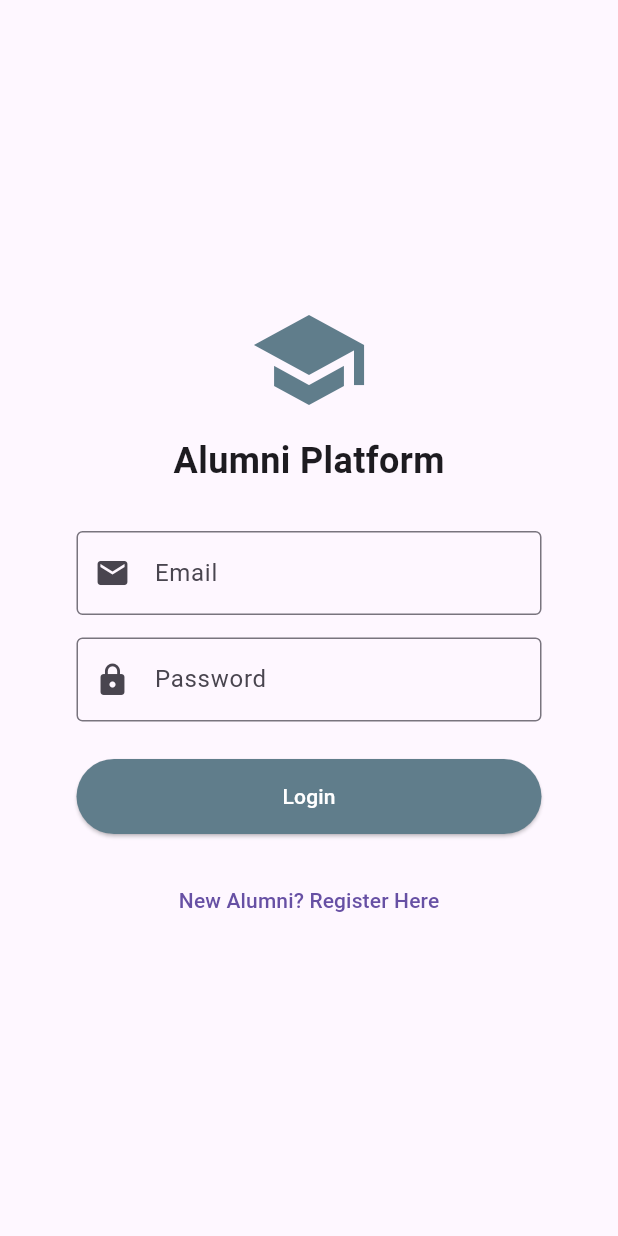
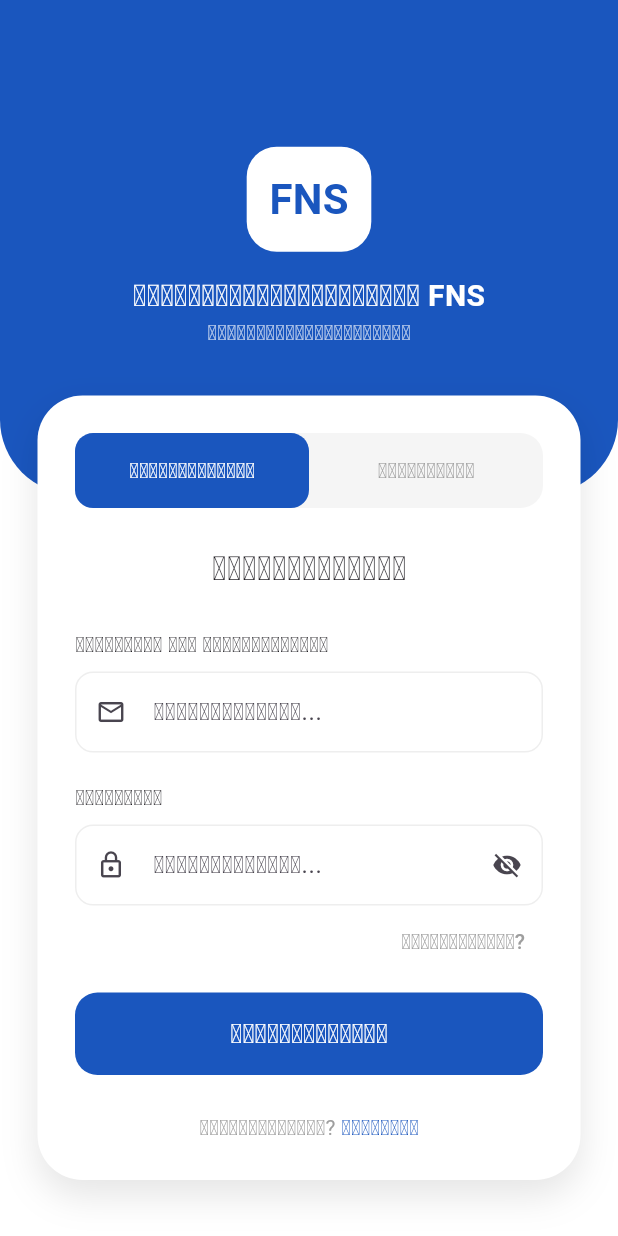
Before and after one commit to GanZ-NNN/alumni-platform-fullstack, a Flutter app: the screen it shows after launch, on a phone screen of 412 x 824 dp. Run offline on Flutter 3.47's test engine with Material 3 defaults, Android fonts, the phone set to English and light mode, and no system bars; our stand-ins replace image_picker; accounts and stored records are empty.

Commit message:
fix for eun in emulator

```diff
--- a/frontend/alumni_platform/lib/screens/auth/login_screen.dart
+++ b/frontend/alumni_platform/lib/screens/auth/login_screen.dart
@@ -1,9 +1,8 @@
-// lib/screens/auth/login_screen.dart
-import 'package:alumni_platform/screens/auth/register_screen.dart';
 import 'package:flutter/material.dart';
 import '../../services/auth_service.dart';
 import '../admin/admin_dashboard.dart';
 import '../alumni/home_screen.dart';
+import 'register_screen.dart';
 
 class LoginScreen extends StatefulWidget {
   const LoginScreen({super.key});
@@ -17,125 +16,196 @@ class _LoginScreenState extends State<LoginScreen> {
   final _passwordController = TextEditingController();
   final _authService = AuthService();
   bool _isLoading = false;
+  bool _isAlumni = true; // ຕົວແປສະຫຼັບບົດບາດ (Alumni/Admin)
+  bool _obscurePassword = true; // ປິດ/ເປີດ ຕາເບິ່ງລະຫັດ
 
   void _handleLogin() async {
-    // 1. ເຊື່ອງ Keyboard
     FocusScope.of(context).unfocus();
-
     setState(() => _isLoading = true);
 
-    // ເອີ້ນ API Login
     final user = await _authService.login(
-      _emailController.text,
-      _passwordController.text
+      _emailController.text.trim(),
+      _passwordController.text.trim(),
     );
 
     setState(() => _isLoading = false);
-
-    // 🛑 ໃສ່ບ່ອນນີ້: ກວດສອບຂໍ້ມູນຮູບພາບທີ່ໄດ້ມາຈາກ Backend 🛑
-    if (user != null) {
-      debugPrint('📸 Debug Profile Image URL: ${user.profileImageUrl}');
-    }
-
-    // 2. ລໍຖ້າໃຫ້ Keyboard ຫຸບລົງໜ້ອຍໜຶ່ງເພື່ອຄວາມປອດໄພ
-    await Future.delayed(const Duration(milliseconds: 200));
-
     if (!mounted) return;
 
     if (user != null) {
-      // --- ແຍກສິດ (Role-based Navigation) ---
+      // ກວດສອບວ່າມັນກົງກັບບົດບາດທີ່ເລືອກບໍ່ (Option)
       if (user.role == 'admin') {
-        Navigator.pushAndRemoveUntil(
-          context,
-          MaterialPageRoute(builder: (_) => AdminDashboard(adminUser: user)),
-          (route) => false,
-        );
+        Navigator.pushAndRemoveUntil(context, MaterialPageRoute(builder: (_) => AdminDashboard(adminUser: user)), (route) => false);
       } else {
         if (user.status == 'active') {
-          Navigator.pushAndRemoveUntil(
-            context,
-            MaterialPageRoute(builder: (_) => AlumniHomeScreen(currentUser: user)),
-            (route) => false,
-          );
-        } else if (user.status == 'pending') {
-          ScaffoldMessenger.of(context).showSnackBar(
-            const SnackBar(
-              content: Text('Your account is waiting for approval by Admin.'),
-              backgroundColor: Colors.orange,
-            ),
-          );
+          Navigator.pushAndRemoveUntil(context, MaterialPageRoute(builder: (_) => AlumniHomeScreen(currentUser: user)), (route) => false);
         } else {
-          ScaffoldMessenger.of(context).showSnackBar(
-            const SnackBar(
-              content: Text('Access Denied. Please contact support.'),
-              backgroundColor: Colors.red,
-            ),
-          );
+          ScaffoldMessenger.of(context).showSnackBar(const SnackBar(content: Text('ບັນຊີຂອງທ່ານລໍຖ້າການອະນຸມັດ')));
         }
       }
     } else {
-      ScaffoldMessenger.of(context).showSnackBar(
-        const SnackBar(
-          content: Text('Login failed! Please check your email and password.'),
-          backgroundColor: Colors.red,
-        ),
-      );
+      ScaffoldMessenger.of(context).showSnackBar(const SnackBar(content: Text('ອີເມວ ຫຼື ລະຫັດຜ່ານບໍ່ຖືກຕ້ອງ'), backgroundColor: Colors.red));
     }
   }
 
   @override
   Widget build(BuildContext context) {
     return Scaffold(
-      body: Center(
-        child: Container(
-          width: 350,
-          padding: const EdgeInsets.all(20),
+      backgroundColor: Colors.white,
+      body: SingleChildScrollView(
+        child: Stack(
+          children: [
+            // 1. Blue Background Header (ສ່ວນສີຟ້າທາງເທິງ)
+            Container(
+              height: MediaQuery.of(context).size.height * 0.4,
+              width: double.infinity,
+              decoration: const BoxDecoration(
+                color: Color(0xFF1A56BE), // ສີຟ້າຕາມ Design
+                borderRadius: BorderRadius.only(
+                  bottomLeft: Radius.circular(50),
+                  bottomRight: Radius.circular(50),
+                ),
+              ),
               child: Column(
                 mainAxisAlignment: MainAxisAlignment.center,
                 children: [
-              const Icon(Icons.school, size: 80, color: Colors.blueGrey),
-              const SizedBox(height: 10),
-              const Text('Alumni Platform', style: TextStyle(fontSize: 24, fontWeight: FontWeight.bold)),
-              const SizedBox(height: 30),
-              TextField(
-                controller: _emailController,
-                decoration: const InputDecoration(
-                  labelText: 'Email',
-                  border: OutlineInputBorder(),
-                  prefixIcon: Icon(Icons.email),
+                  // Logo Container
+                  Container(
+                    padding: const EdgeInsets.all(15),
+                    decoration: BoxDecoration(color: Colors.white, borderRadius: BorderRadius.circular(20)),
+                    child: const Text('FNS', style: TextStyle(fontSize: 28, fontWeight: FontWeight.bold, color: Color(0xFF1A56BE))),
+                  ),
+                  const SizedBox(height: 15),
+                  const Text('ເຄືອຂ່າຍນັກສຶກສາເກົ່າ FNS', style: TextStyle(color: Colors.white, fontSize: 20, fontWeight: FontWeight.bold)),
+                  const Text('ຄະນະວິທະຍາສາດທຳມະຊາດ', style: TextStyle(color: Colors.white70, fontSize: 14)),
+                ],
               ),
             ),
-              const SizedBox(height: 15),
-              TextField(
-                controller: _passwordController,
-                obscureText: true,
-                decoration: const InputDecoration(
-                  labelText: 'Password',
-                  border: OutlineInputBorder(),
-                  prefixIcon: Icon(Icons.lock),
+
+            // 2. Login Card (ສ່ວນ Form ສີຂາວ)
+            Container(
+              margin: EdgeInsets.only(top: MediaQuery.of(context).size.height * 0.32, left: 25, right: 25),
+              padding: const EdgeInsets.all(25),
+              decoration: BoxDecoration(
+                color: Colors.white,
+                borderRadius: BorderRadius.circular(30),
+                boxShadow: [BoxShadow(color: Colors.black.withOpacity(0.1), blurRadius: 20, offset: const Offset(0, 10))],
+              ),
+              child: Column(
+                children: [
+                  // Role Switcher (Alumni / Admin)
+                  Container(
+                    height: 50,
+                    decoration: BoxDecoration(color: Colors.grey[100], borderRadius: BorderRadius.circular(15)),
+                    child: Row(
+                      children: [
+                        _buildRoleTab('ນັກສຶກສາເກົ່າ', _isAlumni, () => setState(() => _isAlumni = true)),
+                        _buildRoleTab('ຜູ້ຄຸ້ມຄອງ', !_isAlumni, () => setState(() => _isAlumni = false)),
+                      ],
                     ),
                   ),
                   const SizedBox(height: 25),
-              _isLoading
-                ? const CircularProgressIndicator()
-                : ElevatedButton(
-                    onPressed: _handleLogin,
+                  const Text('ເຂົ້າສູ່ລະບົບ', style: TextStyle(fontSize: 22, fontWeight: FontWeight.bold)),
+                  const SizedBox(height: 25),
+
+                  // Email Input
+                  _buildLabel('ຊື່ຜູ້ໃຊ້ ຫຼື ລະຫັດນັກສຶກສາ'),
+                  _buildTextField(_emailController, Icons.email_outlined, 'ປ້ອນຊື່ຜູ້ໃຊ້...'),
+
+                  const SizedBox(height: 20),
+
+                  // Password Input
+                  _buildLabel('ລະຫັດຜ່ານ'),
+                  _buildTextField(
+                      _passwordController,
+                      Icons.lock_outline,
+                      'ປ້ອນລະຫັດຜ່ານ...',
+                      isPassword: true,
+                      suffix: IconButton(
+                        icon: Icon(_obscurePassword ? Icons.visibility_off : Icons.visibility, size: 20),
+                        onPressed: () => setState(() => _obscurePassword = !_obscurePassword),
+                      )
+                  ),
+
+                  Align(
+                    alignment: Alignment.centerRight,
+                    child: TextButton(onPressed: () {}, child: const Text('ລືມລະຫັດຜ່ານ?', style: TextStyle(color: Colors.grey))),
+                  ),
+
+                  const SizedBox(height: 10),
+
+                  // Login Button
+                  SizedBox(
+                    width: double.infinity,
+                    height: 55,
+                    child: ElevatedButton(
+                      onPressed: _isLoading ? null : _handleLogin,
                       style: ElevatedButton.styleFrom(
-                      minimumSize: const Size(double.infinity, 50),
-                      backgroundColor: Colors.blueGrey,
-                      foregroundColor: Colors.white,
+                        backgroundColor: const Color(0xFF1A56BE),
+                        shape: RoundedRectangleBorder(borderRadius: BorderRadius.circular(15)),
+                        elevation: 0,
                       ),
-                    child: const Text('Login'),
+                      child: _isLoading
+                          ? const CircularProgressIndicator(color: Colors.white)
+                          : const Text('ເຂົ້າສູ່ລະບົບ', style: TextStyle(color: Colors.white, fontSize: 18, fontWeight: FontWeight.bold)),
                     ),
-              const SizedBox(height: 20),
-              TextButton(
-                onPressed: () {
-                  Navigator.push(context, MaterialPageRoute(builder: (_) => const RegisterScreen()));
-                },
-                child: const Text('New Alumni? Register Here'),
-              )
+                  ),
+
+                  const SizedBox(height: 25),
+                  Row(
+                    mainAxisAlignment: MainAxisAlignment.center,
+                    children: [
+                      const Text('ຍັງບໍ່ມີບັນຊີ? ', style: TextStyle(color: Colors.grey)),
+                      GestureDetector(
+                        onTap: () => Navigator.push(context, MaterialPageRoute(builder: (_) => const RegisterScreen())),
+                        child: const Text('ລົງທະບຽນ', style: TextStyle(color: Color(0xFF1A56BE), fontWeight: FontWeight.bold)),
+                      ),
                     ],
                   ),
+                ],
+              ),
+            ),
+          ],
+        ),
+      ),
+    );
+  }
+
+  // Widget ຊ່ວຍສ້າງ Tab ສະຫຼັບບົດບາດ
+  Widget _buildRoleTab(String label, bool isSelected, VoidCallback onTap) {
+    return Expanded(
+      child: GestureDetector(
+        onTap: onTap,
+        child: Container(
+          alignment: Alignment.center,
+          decoration: BoxDecoration(
+            color: isSelected ? const Color(0xFF1A56BE) : Colors.transparent,
+            borderRadius: BorderRadius.circular(12),
+          ),
+          child: Text(label, style: TextStyle(color: isSelected ? Colors.white : Colors.grey, fontWeight: FontWeight.bold)),
+        ),
+      ),
+    );
+  }
+
+  Widget _buildLabel(String text) {
+    return Align(alignment: Alignment.centerLeft, child: Text(text, style: const TextStyle(fontWeight: FontWeight.bold, fontSize: 14)));
+  }
+
+  Widget _buildTextField(TextEditingController ctrl, IconData icon, String hint, {bool isPassword = false, Widget? suffix}) {
+    return Container(
+      margin: const EdgeInsets.only(top: 8),
+      child: TextField(
+        controller: ctrl,
+        obscureText: isPassword ? _obscurePassword : false,
+        decoration: InputDecoration(
+          hintText: hint,
+          prefixIcon: Icon(icon, size: 20),
+          suffixIcon: suffix,
+          filled: true,
+          fillColor: Colors.white,
+          contentPadding: const EdgeInsets.symmetric(vertical: 15),
+          border: OutlineInputBorder(borderRadius: BorderRadius.circular(12), borderSide: BorderSide(color: Colors.grey[300]!)),
+          enabledBorder: OutlineInputBorder(borderRadius: BorderRadius.circular(12), borderSide: BorderSide(color: Colors.grey[200]!)),
         ),
       ),
     );
```
Also changed, not shown: 7 other files. Lines whose indentation alone changed are shown as unchanged.
